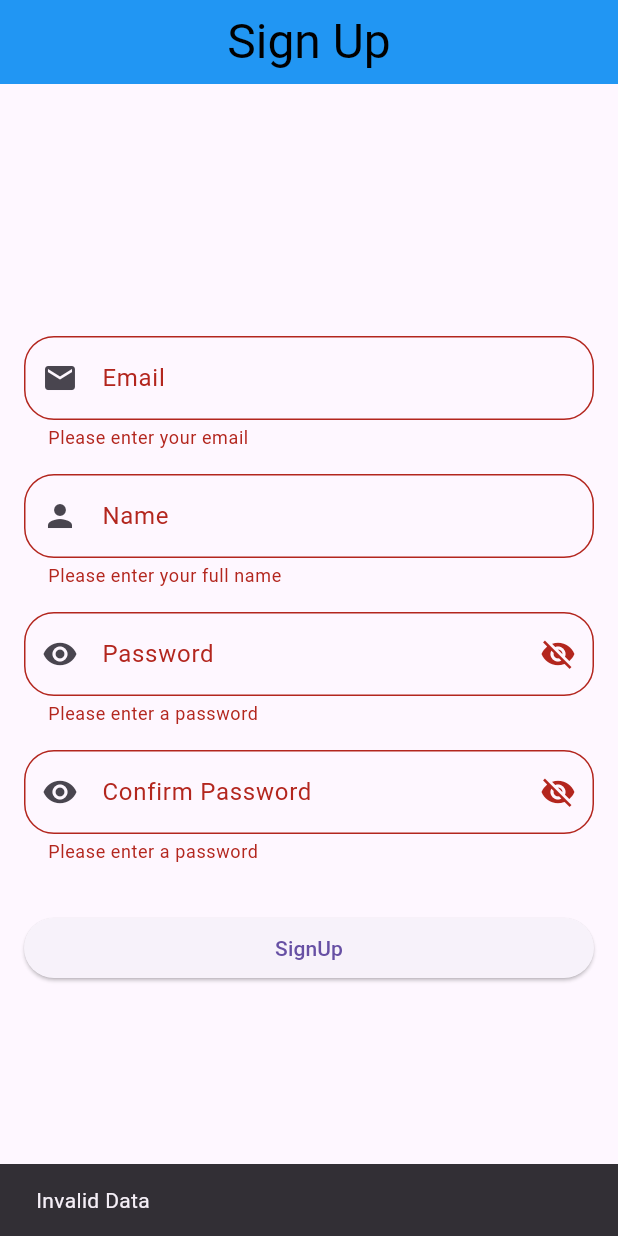
After one commit to Loaysherif/shopping_app, a Flutter app: the screen it shows after launch, after a tap on "SignUp", on a phone screen of 412 x 824 dp. The commit adds this screen. Run offline on Flutter 3.47's test engine with Material 3 defaults, Android fonts, the phone set to English and light mode, and no system bars; network calls fail.

Commit message:
signupp age

```diff
--- a/lib/main.dart
+++ b/lib/main.dart
@@ -1,4 +1,5 @@
 import 'package:flutter/material.dart';
+import 'package:shopping_app/views/signup_page.dart';
 import 'views/home_page.dart';
 
 void main() {
@@ -10,9 +11,6 @@ class MyApp extends StatelessWidget {
 
   @override
   Widget build(BuildContext context) {
-    return MaterialApp(
-      debugShowCheckedModeBanner: false,
-      home: const MyHomePage(),
-    );
+    return MaterialApp(debugShowCheckedModeBanner: false, home: SignupPage());
   }
 }
--- /dev/null
+++ b/lib/views/login_page.dart
@@ -0,0 +1,16 @@
+import 'package:flutter/material.dart';
+
+class LoginPage extends StatelessWidget {
+  @override
+  Widget build(BuildContext context) {
+    return Scaffold(
+      appBar: AppBar(title: Text('Mock Page')),
+      body: Center(
+        child: Text(
+          'Hello',
+          style: TextStyle(fontSize: 32, fontWeight: FontWeight.bold),
+        ),
+      ),
+    );
+  }
+}
--- /dev/null
+++ b/lib/views/signup_page.dart
@@ -0,0 +1,124 @@
+import 'package:flutter/material.dart';
+import 'package:shopping_app/views/login_page.dart';
+import 'package:shopping_app/widgets/customTextformfield.dart';
+import 'package:shopping_app/widgets/custom_text.dart';
+import 'package:shopping_app/widgets/passwordTextformfield.dart';
+import 'package:shopping_app/widgets/validator_functions.dart';
+
+class SignupPage extends StatefulWidget {
+  @override
+  State<SignupPage> createState() => _SignupPageState();
+}
+
+class _SignupPageState extends State<SignupPage> {
+  // Controllers for managing user input
+  TextEditingController emailController = TextEditingController();
+  TextEditingController nameController = TextEditingController();
+  TextEditingController passwordController = TextEditingController();
+  TextEditingController confirmPasswordController = TextEditingController();
+
+  // Form key for validation
+  final _formKey = GlobalKey<FormState>();
+
+  @override
+  Widget build(BuildContext context) {
+    return Scaffold(
+      // AppBar with title
+      appBar: AppBar(
+        backgroundColor: Colors.blue,
+        centerTitle: true,
+        title: CustomText(text: "Sign Up", fontSize: 32),
+      ),
+      body: Padding(
+        padding: const EdgeInsets.all(16.0), // Padding for the form
+        child: Form(
+          key: _formKey, // Connect form with form key for validation
+          child: Center(
+            child: ListView(
+              shrinkWrap:
+                  true, // Prevents the ListView from taking unnecessary space
+              children: [
+                // Email TextField with validation
+                CustomTextField(
+                  controller: emailController,
+                  label: "Email",
+                  prefixIcon: Icons.email,
+                  validator: validateEmail, // Custom validation for email
+                ),
+                SizedBox(height: 16),
+
+                // Name TextField with validation
+                CustomTextField(
+                  controller: nameController,
+                  label: "Name",
+                  prefixIcon: Icons.person,
+                  validator:
+                      validateFullName, // Custom validation for full name
+                ),
+                SizedBox(height: 16),
+
+                // Password TextField with validation
+                PasswordTextField(
+                  controller: passwordController,
+                  label: "Password",
+                  prefixIcon: Icons.visibility,
+                  validator: validatePassword, // Custom validation for password
+                ),
+                SizedBox(height: 16),
+
+                // Confirm Password TextField with custom matching password validation
+                PasswordTextField(
+                  controller: confirmPasswordController,
+                  label: "Confirm Password",
+                  prefixIcon: Icons.visibility,
+                  validator: (value) {
+                    // Ensures that password and confirm password match
+                    if (value != passwordController.text) {
+                      return "Passwords do not match"; // Error message
+                    }
+                    return validatePassword(value); // Calls password validation
+                  },
+                ),
+
+                SizedBox(height: 32),
+
+                // SignUp button to submit the form
+                ElevatedButton(
+                  onPressed: () {
+                    // If the form is valid, proceed with the action
+                    if (_formKey.currentState!.validate()) {
+                      // Show a snack bar indicating data is being processed
+                      ScaffoldMessenger.of(context).showSnackBar(
+                        SnackBar(content: Text('Processing Data')),
+                      );
+
+                      // Delay navigation to simulate data processing
+                      Future.delayed(Duration(seconds: 2), () {
+                        Navigator.push(
+                          context,
+                          MaterialPageRoute(builder: (context) => LoginPage()),
+                        );
+                      });
+
+                      // Clear text fields after successful submission
+                      emailController.clear();
+                      passwordController.clear();
+                      nameController.clear();
+                      confirmPasswordController.clear();
+                    } else {
+                      // Show a snack bar indicating invalid form data
+                      ScaffoldMessenger.of(
+                        context,
+                      ).showSnackBar(SnackBar(content: Text('Invalid Data')));
+                    }
+                  },
+                  child: Text('SignUp'),
+                ),
+              ],
+            ),
+          ),
+        ),
+      ),
+    );
+  }
+}
--- /dev/null
+++ b/lib/widgets/customTextformfield.dart
@@ -0,0 +1,46 @@
+import 'package:flutter/material.dart';
+
+class CustomTextField extends StatelessWidget {
+  // Controller to manage text input
+  final TextEditingController controller;
+  // Label text for the input field
+  final String label;
+  // Prefix icon displayed inside the input field
+  final IconData prefixIcon;
+  // Determines whether the text should be hidden (for passwords)
+  final bool isPassword;
+  // Validator function to validate input
+  final String? Function(String?)? validator;
+  // Optional suffix icon (e.g., for toggling password visibility)
+  final IconData? suffixIcon;
+
+  const CustomTextField({
+    super.key,
+    required this.controller,
+    required this.label,
+    required this.prefixIcon,
+    this.isPassword = false,
+    this.validator,
+    this.suffixIcon,
+  });
+
+  @override
+  Widget build(BuildContext context) {
+    return TextFormField(
+      controller: controller,
+      obscureText: isPassword, // Hides text if it's a password field
+      decoration: InputDecoration(
+        prefixIcon: Icon(prefixIcon), // Displays prefix icon
+        labelText: label, // Displays label text
+        border: OutlineInputBorder(
+          borderRadius: BorderRadius.circular(20),
+        ), // Adds rounded borders
+        suffixIcon:
+            suffixIcon != null
+                ? Icon(suffixIcon)
+                : null, // Displays suffix icon if provided
+      ),
+      validator: validator, // Applies validation function
+    );
+  }
+}
--- /dev/null
+++ b/lib/widgets/passwordTextformfield.dart
@@ -0,0 +1,58 @@
+import 'package:flutter/material.dart';
+
+class PasswordTextField extends StatefulWidget {
+  // Controller to manage text input
+  final TextEditingController controller;
+  // Label text for the input field
+  final String label;
+  // Prefix icon displayed inside the input field
+  final IconData prefixIcon;
+  // Validator function to validate input
+  final String? Function(String?)? validator;
+
+  const PasswordTextField({
+    super.key,
+    required this.controller,
+    required this.label,
+    required this.prefixIcon,
+    this.validator,
+  });
+
+  @override
+  _PasswordTextFieldState createState() => _PasswordTextFieldState();
+}
+
+class _PasswordTextFieldState extends State<PasswordTextField> {
+  bool _isPasswordHidden = true; // Tracks password visibility state
+
+  // Function to toggle password visibility
+  void _togglePassword() {
+    setState(() {
+      _isPasswordHidden = !_isPasswordHidden;
+    });
+  }
+
+  @override
+  Widget build(BuildContext context) {
+    return TextFormField(
+      controller: widget.controller, // Assigns the controller
+      obscureText: _isPasswordHidden, // Hides/shows password based on state
+      decoration: InputDecoration(
+        prefixIcon: Icon(widget.prefixIcon), // Displays prefix icon
+        labelText: widget.label, // Sets label text
+        border: OutlineInputBorder(
+          borderRadius: BorderRadius.circular(20),
+        ), // Rounded borders
+        suffixIcon: IconButton(
+          icon: Icon(
+            _isPasswordHidden
+                ? Icons.visibility_off
+                : Icons.visibility, // Toggle icon
+          ),
+          onPressed: _togglePassword, // Toggles password visibility
+        ),
+      ),
+      validator: widget.validator, // Applies validation function
+    );
+  }
+}
--- /dev/null
+++ b/lib/widgets/validator_functions.dart
@@ -0,0 +1,48 @@
+// Validates full name (ensures first letter of each word is capitalized)
+String? validateFullName(String? value) {
+  if (value == null || value.isEmpty) {
+    return 'Please enter your full name';
+  }
+  value = value.trim(); // Removes extra spaces before and after the name
+
+  // Regular expression to check if each word starts with a capital letter
+  final nameRegExp = RegExp(r'^[A-Z][a-z]*(\s[A-Z][a-z]*)*$');
+  if (!nameRegExp.hasMatch(value)) {
+    return 'Each word should start with a capital letter';
+  }
+  return null; // Returns null if the input is valid
+}
+
+// Validates email format
+String? validateEmail(String? value) {
+  if (value == null || value.isEmpty) {
+    return 'Please enter your email';
+  }
+  value = value.trim(); // Removes extra spaces
+
+  // Regular expression to check valid email format
+  final emailRegExp = RegExp(
+    r'^[a-zA-Z0-9._%+-]+@[a-zA-Z0-9.-]+\.[a-zA-Z]{2,}$',
+  );
+  if (!emailRegExp.hasMatch(value)) {
+    return 'Please enter a valid email address';
+  }
+  return null; // Returns null if the input is valid
+}
+
+// Validates password (minimum 8 characters, 1 uppercase, 1 lowercase, 1 digit, 1 special character)
+String? validatePassword(String? value) {
+  if (value == null || value.isEmpty) {
+    return 'Please enter a password';
+  }
+  value = value.trim(); // Removes extra spaces
+
+  // Regular expression to check password strength
+  final passwordRegExp = RegExp(
+    r'^(?=.*[A-Z])(?=.*[a-z])(?=.*\d)(?=.*[!@#\$%^&*])[A-Za-z\d!@#\$%^&*]{8,}$',
+  );
+  if (!passwordRegExp.hasMatch(value)) {
+    return 'Password must be at least 8 characters, include 1 uppercase, 1 lowercase, 1 digit, and 1 special character';
+  }
+  return null; // Returns null if the input is valid
+}
```
Also changed, not shown: 1 other file.
